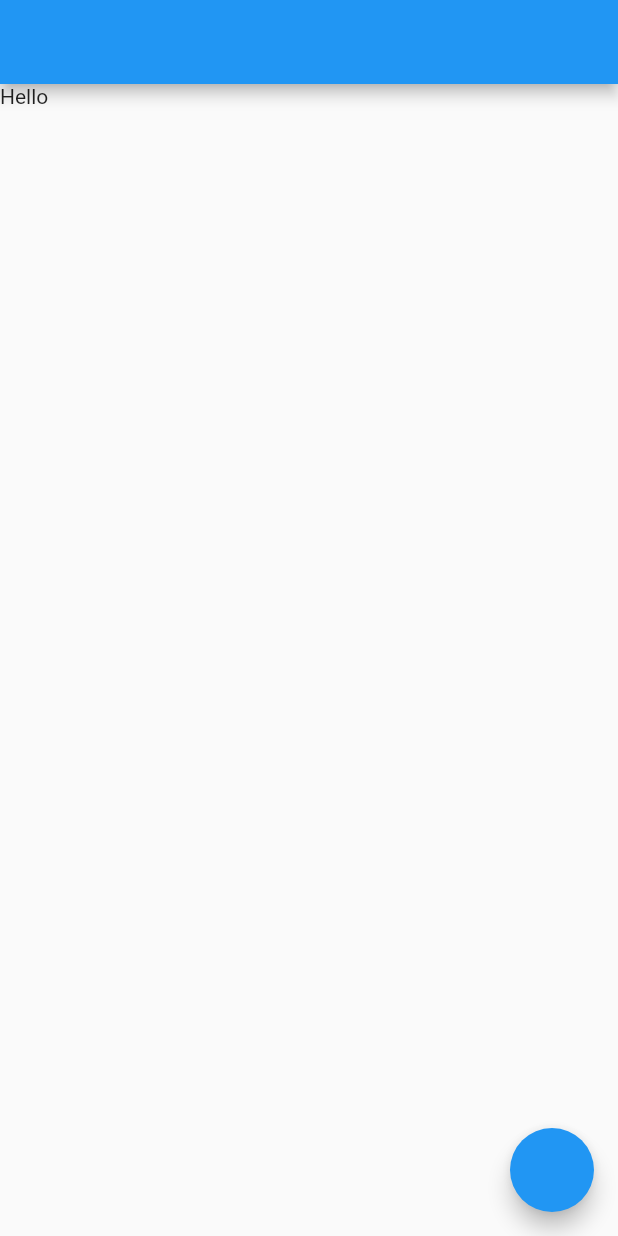
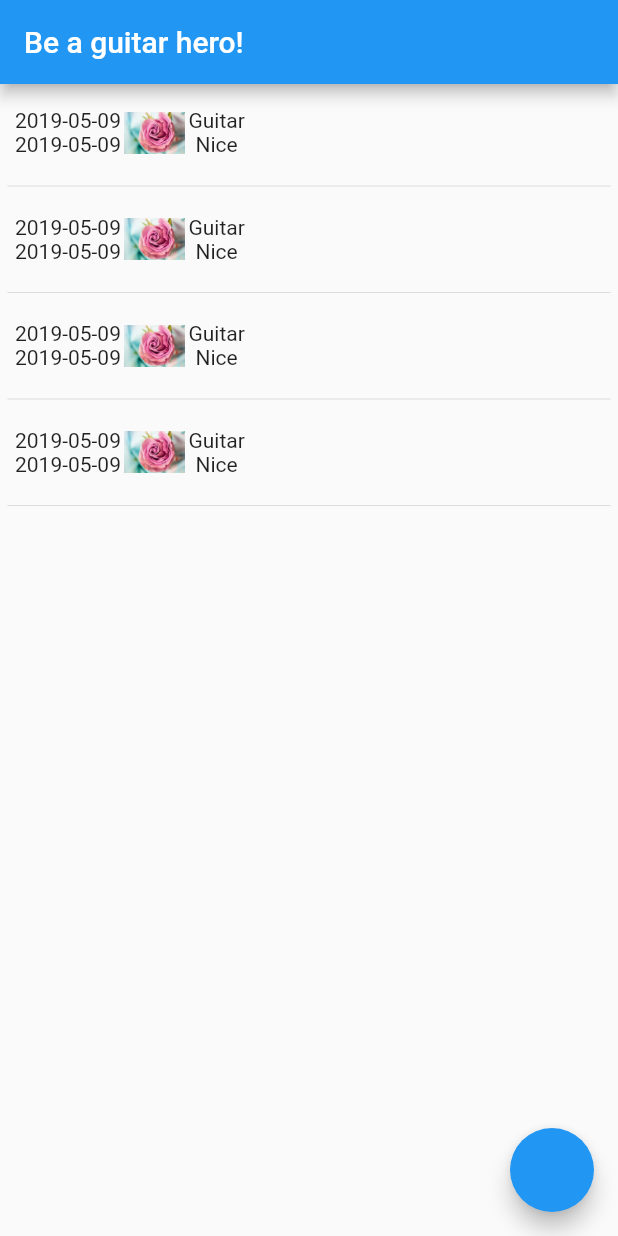
Before and after one commit to raacker/everyday_a_year, a Flutter app: the screen it shows after launch, on a phone screen of 412 x 824 dp. Run offline on Flutter 3.47's test engine with Material 2 defaults, Android fonts, the phone set to English and light mode, and no system bars; our stand-ins replace sqflite; accounts and stored records are empty.

Commit message:
Add database and main screen template

```diff
--- /dev/null
+++ b/lib/data/everyday_log.dart
@@ -0,0 +1,80 @@
+enum LogType {
+  IMAGE,
+  NOTE,
+  VIDEO,
+  NONE,
+}
+
+class EverydayLog {
+
+  static const ID_COL = "id";
+  static const TITLE_COL = "title";
+  static const DESCRIPTION_COL = "description";
+  static const DATE_COL = "date";
+  static const LOG_TYPE_COL = "log_type";
+  static const IMAGE_LINK_COL = "image_link";
+
+  int _id;
+  String _imageLink;
+  String _title;
+  String _description;
+  String _date;
+  LogType _logType;
+
+  EverydayLog(this._imageLink, this._title, this._date, this._description);
+  EverydayLog.withId(this._id, this._imageLink, this._title, this._date, this._description);
+
+  int get id => _id;
+  String get imageLink => _imageLink;
+  String get title => _title;
+  String get date => _date;
+  String get description => _description;
+  LogType get logType => _logType;
+
+  set imageLink(String imageLink) {
+    if (imageLink.isNotEmpty) {
+      _imageLink = imageLink;
+    }
+  }
+
+  set title(String title) {
+    if (title.isNotEmpty) {
+      _title = title;
+    }
+  }
+
+  set date(String date) {
+    if (date.isNotEmpty) {
+      _date = date;
+    }
+  }
+
+  set description(String description) {
+    if (description.isNotEmpty) {
+      _description = description;
+    }
+  }
+
+  set logType(LogType logType) {
+    _logType = logType;
+  }
+
+  Map<String, dynamic> toMap() {
+    var map = Map<String, dynamic>();
+
+    map[ID_COL] = _id;
+    map[TITLE_COL] = _title;
+    map[DESCRIPTION_COL] = _description;
+    map[IMAGE_LINK_COL] = _imageLink;
+    map[LOG_TYPE_COL] = _logType.index;
+    return map;
+  }
+
+  EverydayLog.fromMap(Map<String, dynamic> map) {
+    _id = map[ID_COL] ;
+    _title = map[TITLE_COL];
+    _description = map[DESCRIPTION_COL];
+    _imageLink = map[IMAGE_LINK_COL];
+    _logType = map[LOG_TYPE_COL];
+  }
+}
--- a/lib/screen/main_screen.dart
+++ b/lib/screen/main_screen.dart
@@ -1,4 +1,5 @@
 import "package:flutter/material.dart";
+import "../data/everyday_log.dart";
 
 class MainScreen extends StatefulWidget {
   @override
@@ -8,16 +9,75 @@ class MainScreen extends StatefulWidget {
 }
 
 class _MainScreenState extends State<MainScreen> {
+  List<EverydayLog> _logs = [
+    EverydayLog("link", "Guitar", "2019-05-09", "Nice"),
+    EverydayLog("link", "Guitar", "2019-05-09", "Nice"),
+    EverydayLog("link", "Guitar", "2019-05-09", "Nice"),
+    EverydayLog("link", "Guitar", "2019-05-09", "Nice"),
+  ];
+
   @override
   Widget build(BuildContext context) {
     return Scaffold(
       appBar: AppBar(
+          title: Text("Be a guitar hero!"),
           actions: <Widget>[],
         ),
-      body: Text("Hello"),
+      body: Padding(
+        padding: EdgeInsets.all(5.0),
+        child: getLogs(),
+      ),
       floatingActionButton: FloatingActionButton(
         onPressed: () => debugPrint("FAB pressed"),
       ),
     );
   }
+
+  ListView getLogs() {
+    return ListView.builder(
+      itemBuilder: (BuildContext context, int position) {
+        if (_logs.length * 2 > position) {
+
+          if (position.isOdd) {
+            return Divider();
+          }
+
+          int index = position ~/ 2;
+
+          EverydayLog log = _logs[index];
+          return generateItem(log);
+        } else {
+
+        }
+      },
+    );
+  }
+
+  Widget generateItem(EverydayLog log) {
+    return Container(
+      padding: EdgeInsets.all(5.0),
+      child: Row(
+        children: <Widget>[
+          Column(
+            children: <Widget>[
+              Text(log.date),
+              Text(log.date),
+            ],
+          ),
+          Container(
+            width: 45,
+            height: 45,
+            padding: EdgeInsets.all(2.0),
+            child: Image.asset("images/rose.jpg"),
+          ),
+          Column(
+            children: <Widget>[
+              Text(log.title),
+              Text(log.description),
+            ],
+          ),
+        ],
+      ),
+    );
+  }
 }
--- a/pubspec.yaml
+++ b/pubspec.yaml
@@ -23,6 +23,8 @@ dependencies:
   # The following adds the Cupertino Icons font to your application.
   # Use with the CupertinoIcons class for iOS style icons.
   cupertino_icons: ^0.1.2
+  sqflite: any
+  path_provider: any
 
 dev_dependencies:
   flutter_test:
@@ -43,6 +45,7 @@ flutter:
   # To add assets to your application, add an assets section, like this:
   assets:
    - images/images.jpeg
+   - images/rose.jpg
 
   # An image asset can refer to one or more resolution-specific "variants", see
   # https://flutter.io/assets-and-images/#resolution-aware.
```
Also changed, not shown: lib/utils/db_helper.dart (added, +93 -0 lines), images/rose.jpg (added), pubspec.lock.
